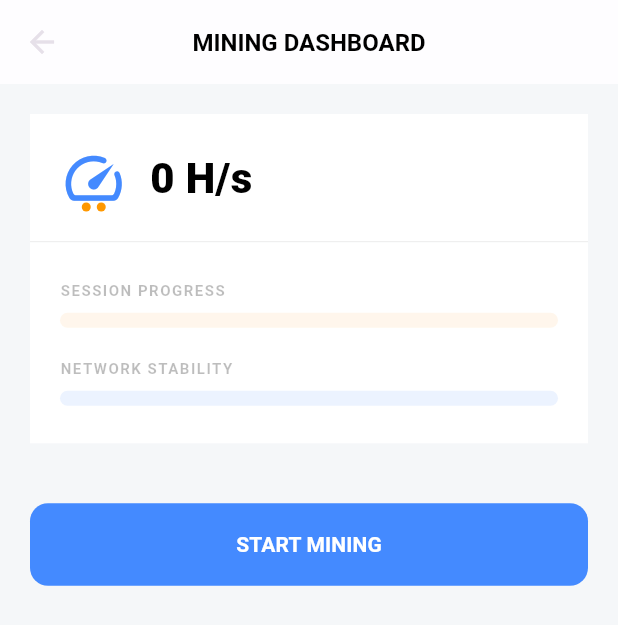
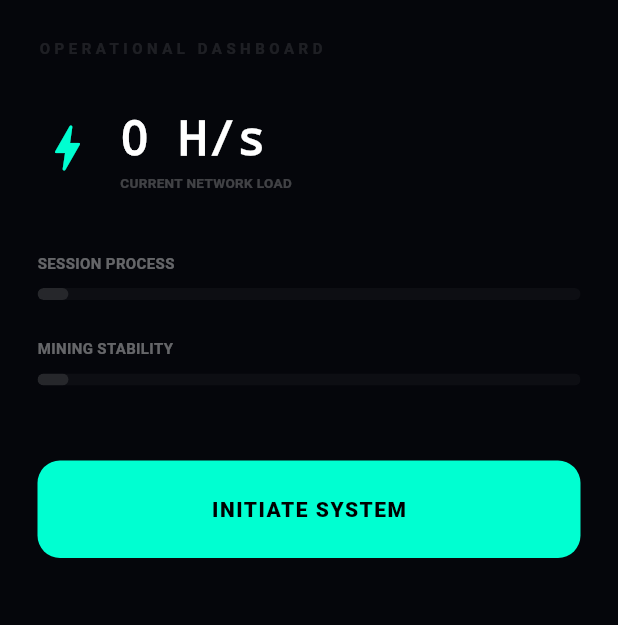
Before and after one commit to hanzic-in/p2e, a Flutter app: the MiningView screen opened directly, on a phone screen of 412 x 824 dp. Shown: the top 625 px of the screen. Run offline on Flutter 3.47's test engine with Material 3 defaults, Android fonts, the phone set to English and light mode, and no system bars; our stand-ins replace carousel_slider, google_fonts; network calls fail.

Commit message:
Update mining_view.dart

```diff
--- a/lib/features/mining/view/mining_view.dart
+++ b/lib/features/mining/view/mining_view.dart
@@ -10,149 +10,174 @@ class MiningView extends StatefulWidget {
   _MiningViewState createState() => _MiningViewState();
 }
 
-class _MiningViewState extends State<MiningView> {
+class _MiningViewState extends State<MiningView> with TickerProviderStateMixin {
+  // Controller buat animasi "cahaya lari" di dalem bar
+  late AnimationController _shimmerController;
+
+  @override
+  void initState() {
+    super.initState();
+    _shimmerController = AnimationController(
+      vsync: this,
+      duration: const Duration(seconds: 2),
+    )..repeat();
+  }
+
+  @override
+  void dispose() {
+    _shimmerController.dispose();
+    super.dispose();
+  }
+
   @override
   Widget build(BuildContext context) {
     final prov = Provider.of<MiningProvider>(context);
+    final themeColor = prov.isBoostActive ? const Color(0xFFC154F7) : const Color(0xFF00FFD1);
 
     return Scaffold(
-      backgroundColor: const Color(0xFFF5F7F9), // Putih keabu-abuan bersih kayak referensi
-      appBar: AppBar(
-        title: const Text("MINING DASHBOARD", style: TextStyle(color: Colors.black, fontWeight: FontWeight.bold, fontSize: 16)),
-        backgroundColor: Colors.white,
-        elevation: 0.5,
-        centerTitle: true,
-      ),
-      body: SingleChildScrollView(
-        padding: const EdgeInsets.all(20),
-        child: Column(
-          children: [
-            // --- HEADER INFO (ICON + HASHRATE) ---
-            Container(
-              padding: const EdgeInsets.all(20),
-              decoration: const BoxDecoration(
-                color: Colors.white,
-                border: Border(bottom: BorderSide(color: Colors.black12, width: 0.5)),
-              ),
-              child: Row(
+      backgroundColor: const Color(0xFF05060B), // Back to Black sangar
+      body: SafeArea(
+        child: SingleChildScrollView(
+          padding: const EdgeInsets.all(25),
+          child: Column(
+            crossAxisAlignment: CrossAxisAlignment.start,
+            children: [
+              const Text("OPERATIONAL DASHBOARD", style: TextStyle(color: Colors.white10, fontSize: 10, letterSpacing: 3, fontWeight: FontWeight.bold)),
+              const SizedBox(height: 30),
+
+              // --- HEADER STATS ---
+              Row(
                 children: [
-                  // Icon Speedometer Biru (Kayak screenshot)
-                  _buildSpeedIcon(),
+                  Icon(Icons.bolt_rounded, color: themeColor, size: 40),
                   const SizedBox(width: 15),
-
-                  // Angka Hashrate
-                  Expanded(
-                    child: Column(
-                      crossAxisAlignment: CrossAxisAlignment.start,
-                      children: [
-                        TweenAnimationBuilder<double>(
-                          tween: Tween<double>(begin: 0, end: prov.isMining ? (prov.isBoostActive ? 15900 : 8200) : 0),
-                          duration: const Duration(seconds: 1),
-                          builder: (context, val, child) {
-                            return Text(
-                              "${val.toInt().toString().replaceAllMapped(RegExp(r'(\d{1,3})(?=(\d{3})+(?!\d))'), (Match m) => '${m[1]},')} H/s",
-                              style: const TextStyle(color: Colors.black, fontSize: 28, fontWeight: FontWeight.w900),
-                            );
-                          },
-                        ),
-                      ],
-                    ),
+                  Column(
+                    crossAxisAlignment: CrossAxisAlignment.start,
+                    children: [
+                      TweenAnimationBuilder<double>(
+                        tween: Tween<double>(begin: 0, end: prov.isMining ? (prov.isBoostActive ? 15900 : 8200) : 0),
+                        duration: const Duration(seconds: 1),
+                        builder: (context, val, child) {
+                          return Text(
+                            "${val.toInt().toString().replaceAllMapped(RegExp(r'(\d{1,3})(?=(\d{3})+(?!\d))'), (Match m) => '${m[1]},')} H/s",
+                            style: const TextStyle(color: Colors.white, fontSize: 32, fontWeight: FontWeight.w900, fontFamily: 'monospace'),
+                          );
+                        },
+                      ),
+                      const Text("CURRENT NETWORK LOAD", style: TextStyle(color: Colors.white24, fontSize: 9, fontWeight: FontWeight.bold)),
+                    ],
                   ),
                 ],
               ),
-            ),
 
-            // --- PROGRESS BARS SECTION ---
-            Container(
-              color: Colors.white,
-              padding: const EdgeInsets.symmetric(horizontal: 20, vertical: 25),
-              child: Column(
-                children: [
-                  // 1. Progress Bar Orange (Mining Session)
-                  _buildLinearProgress(
-                    label: "SESSION PROGRESS",
-                    value: prov.isMining ? 0.75 : 0.0, // Ganti pake logic sisa waktu lu Han
-                    color: Colors.orangeAccent,
-                  ),
+              const SizedBox(height: 40),
 
-                  const SizedBox(height: 20),
+              // --- DYNAMIC PROGRESS BARS (Sesuai mau lu Han) ---
+              _buildRunningProgressBar(
+                label: "SESSION PROCESS",
+                color: Colors.orangeAccent,
+                isMining: prov.isMining,
+                progress: 0.8, // Misal sesi udah jalan 80%
+              ),
 
-                  // 2. Progress Bar Biru (Stability/Network)
-                  _buildLinearProgress(
-                    label: "NETWORK STABILITY",
-                    value: prov.isMining ? 0.45 : 0.0,
-                    color: Colors.blueAccent,
-                  ),
-                ],
+              const SizedBox(height: 25),
+
+              _buildRunningProgressBar(
+                label: "MINING STABILITY",
+                color: themeColor,
+                isMining: prov.isMining,
+                progress: 0.6,
               ),
-            ),
 
-            const SizedBox(height: 40),
+              const SizedBox(height: 50),
 
-            // --- ACTION BUTTON ---
-            _buildActionButton(prov),
-          ],
+              // --- ACTION BUTTON ---
+              _buildMainButton(prov, themeColor),
+            ],
+          ),
         ),
       ),
     );
   }
 
-  Widget _buildSpeedIcon() {
-    return Stack(
-      alignment: Alignment.bottomCenter,
-      children: [
-        const Icon(Icons.speed_rounded, color: Colors.blueAccent, size: 45),
-        Row(
-          children: [
-            Container(width: 6, height: 6, decoration: const BoxDecoration(color: Colors.orange, shape: BoxShape.circle)),
-            const SizedBox(width: 4),
-            Container(width: 6, height: 6, decoration: const BoxDecoration(color: Colors.orange, shape: BoxShape.circle)),
-          ],
-        )
-      ],
-    );
-  }
-
-  Widget _buildLinearProgress({required String label, required double value, required Color color}) {
+  Widget _buildRunningProgressBar({required String label, required Color color, required bool isMining, required double progress}) {
     return Column(
       crossAxisAlignment: CrossAxisAlignment.start,
       children: [
-        Text(label, style: const TextStyle(color: Colors.black26, fontSize: 10, fontWeight: FontWeight.bold, letterSpacing: 1)),
-        const SizedBox(height: 8),
-        Stack(
+        Row(
+          mainAxisAlignment: MainAxisAlignment.spaceBetween,
           children: [
-            Container(
-              height: 10,
-              width: double.infinity,
-              decoration: BoxDecoration(color: color.withOpacity(0.1), borderRadius: BorderRadius.circular(10)),
-            ),
-            AnimatedContainer(
-              duration: const Duration(seconds: 1),
-              height: 10,
-              width: MediaQuery.of(context).size.width * value,
-              decoration: BoxDecoration(color: color, borderRadius: BorderRadius.circular(10)),
-            ),
+            Text(label, style: const TextStyle(color: Colors.white38, fontSize: 10, fontWeight: FontWeight.bold)),
+            if (isMining)
+              Text("${(progress * 100).toInt()}%", style: TextStyle(color: color, fontSize: 10, fontWeight: FontWeight.bold, fontFamily: 'monospace')),
           ],
+        ),
+        const SizedBox(height: 10),
+        ClipRRect(
+          borderRadius: BorderRadius.circular(5),
+          child: Stack(
+            children: [
+              // Background Bar Kosong
+              Container(height: 8, width: double.infinity, color: Colors.white.withOpacity(0.03)),
+
+              // Bar Progress Utama
+              AnimatedContainer(
+                duration: const Duration(seconds: 1),
+                height: 8,
+                width: MediaQuery.of(context).size.width * (isMining ? progress : 0.05),
+                decoration: BoxDecoration(
+                  color: isMining ? color.withOpacity(0.3) : Colors.white10,
+                  borderRadius: BorderRadius.circular(5),
+                ),
+              ),
+
+              // CAHAYA LARI (The "Loading" effect)
+              if (isMining)
+                AnimatedBuilder(
+                  animation: _shimmerController,
+                  builder: (context, child) {
+                    return Positioned(
+                      left: (MediaQuery.of(context).size.width * _shimmerController.value) - 100,
+                      child: Container(
+                        height: 8,
+                        width: 100,
+                        decoration: BoxDecoration(
+                          gradient: LinearGradient(
+                            colors: [Colors.transparent, color.withOpacity(0.8), Colors.transparent],
+                          ),
+                        ),
+                      ),
+                    );
+                  },
+                ),
+            ],
+          ),
         ),
       ],
     );
   }
 
-  Widget _buildActionButton(MiningProvider prov) {
-    return SizedBox(
-      width: double.infinity,
-      height: 55,
-      child: ElevatedButton(
-        style: ElevatedButton.styleFrom(
-          backgroundColor: prov.isMining ? Colors.redAccent.withOpacity(0.1) : Colors.blueAccent,
-          foregroundColor: prov.isMining ? Colors.redAccent : Colors.white,
-          elevation: 0,
-          shape: RoundedRectangleBorder(borderRadius: BorderRadius.circular(12)),
+  Widget _buildMainButton(MiningProvider prov, Color themeColor) {
+    return InkWell(
+      onTap: () => prov.isMining ? null : prov.startMiningSession(),
+      borderRadius: BorderRadius.circular(15),
+      child: AnimatedContainer(
+        duration: const Duration(milliseconds: 300),
+        height: 65,
+        width: double.infinity,
+        decoration: BoxDecoration(
+          color: prov.isMining ? Colors.transparent : themeColor,
+          borderRadius: BorderRadius.circular(15),
+          border: Border.all(color: prov.isMining ? Colors.redAccent.withOpacity(0.5) : Colors.transparent),
         ),
-        onPressed: () => prov.isMining ? null : prov.startMiningSession(),
-        child: Text(
-          prov.isMining ? "STOP MINING SESSION" : "START MINING",
-          style: const TextStyle(fontWeight: FontWeight.bold),
+        child: Center(
+          child: Text(
+            prov.isMining ? "ABORT SESSION" : "INITIATE SYSTEM",
+            style: TextStyle(
+              color: prov.isMining ? Colors.redAccent : Colors.black,
+              fontWeight: FontWeight.w900,
+              letterSpacing: 1,
+            ),
+          ),
         ),
       ),
     );
```
